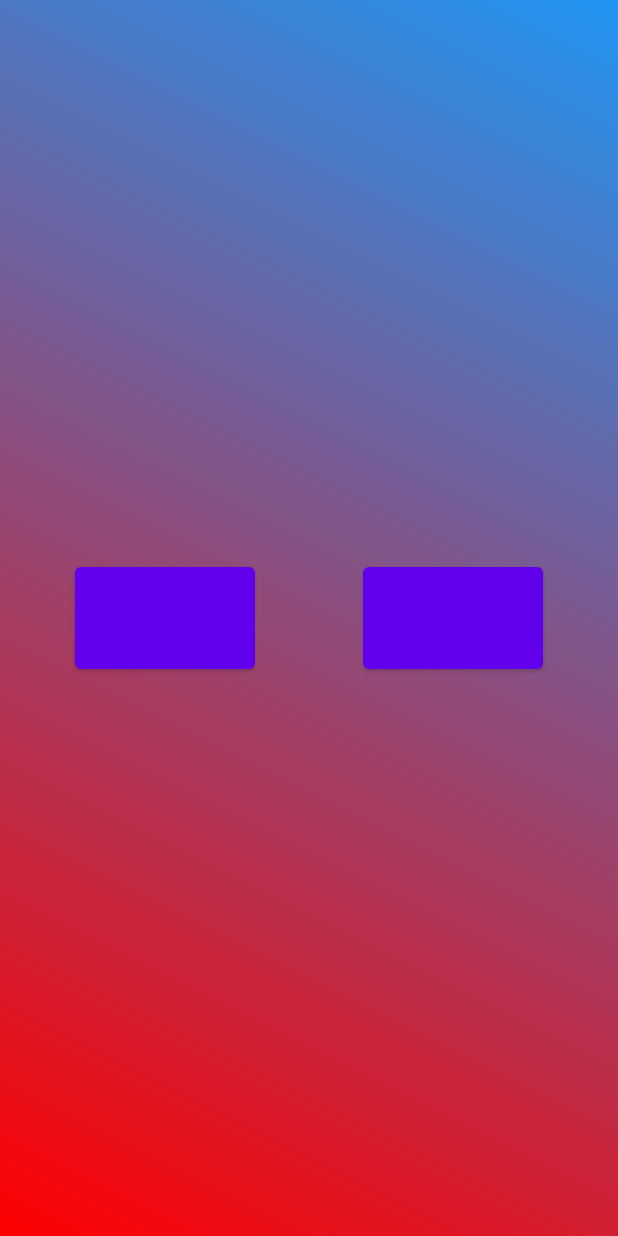
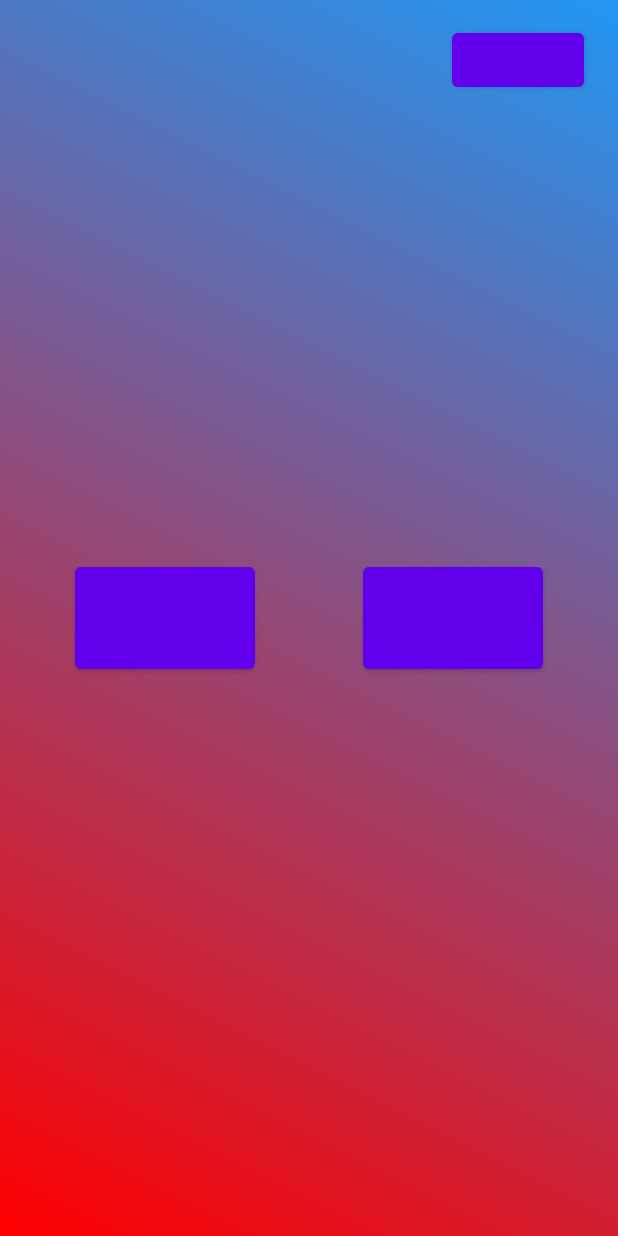
Before and after one commit to Egorchik4/iLink, an Android app: the layout menu_fragment.xml on its own in the app's theme, with its tools: preview values and no code run, on a phone screen of 412 x 824 dp. Run offline under Robolectric (Android 15) with nearby library versions, the phone set to English and light mode, and no system bars.

Commit message:
Second Fragment

```diff
--- a/app/src/main/java/com/example/myapplication/screens/MenuViewModel.kt
+++ b/app/src/main/java/com/example/myapplication/screens/menu/MenuViewModel.kt
@@ -1,4 +1,4 @@
-package com.example.myapplication.screens
+package com.example.myapplication.screens.menu
 
 import android.content.Context
 import android.util.Log
@@ -32,8 +32,8 @@ class MenuViewModel : ViewModel() {
     val Live: LiveData<Int> = MutLive
 
 
-    private var MutLiveInternet = MutableLiveData<String>()
-    val LiveInter: LiveData<String> = MutLiveInternet
+    //private var MutLiveInternet = MutableLiveData<String>()
+    //val LiveInter: LiveData<String> = MutLiveInternet
 
 
 
--- a/app/src/main/res/layout/menu_fragment.xml
+++ b/app/src/main/res/layout/menu_fragment.xml
@@ -37,5 +37,27 @@
         app:layout_constraintTop_toTopOf="parent"
         app:srcCompat="@color/black" />
 
+    <Button
+        android:id="@+id/buttonlike"
+        android:layout_width="wrap_content"
+        android:layout_height="wrap_content"
+        android:layout_marginStart="280dp"
+        android:visibility="gone"
+        app:layout_constraintEnd_toEndOf="@+id/imageView"
+        app:layout_constraintStart_toStartOf="@+id/imageView"
+        app:layout_constraintTop_toTopOf="@+id/imageView" />
+
+    <Button
+        android:id="@+id/bSpisok"
+        android:layout_width="wrap_content"
+        android:layout_height="wrap_content"
+        android:layout_marginStart="301dp"
+        android:layout_marginTop="16dp"
+        android:layout_marginEnd="16dp"
+        app:layout_constraintEnd_toEndOf="parent"
+        app:layout_constraintHorizontal_bias="0.0"
+        app:layout_constraintStart_toStartOf="parent"
+        app:layout_constraintTop_toTopOf="parent" />
+
 
 </androidx.constraintlayout.widget.ConstraintLayout>
```
Also changed, not shown: app/src/main/java/com/example/myapplication/activity/MainActivity.kt (+1 -19 lines), app/src/main/java/com/example/myapplication/api/ApiClass.kt (+12 -4 lines), app/src/main/java/com/example/myapplication/data/Data.kt (added, +9 -0 lines), app/src/main/java/com/example/myapplication/screens/menu/MenuFragment.kt (renamed from app/src/main/java/com/example/myapplication/screens/MenuFragment.kt, +46 -17 lines), app/src/main/java/com/example/myapplication/screens/photos/PhotoFragment.kt (added, +51 -0 lines), app/src/main/java/com/example/myapplication/screens/photos/PhotoViewModel.kt (added, +7 -0 lines), app/src/main/java/com/example/myapplication/screens/photos/RecyclerAdapter.kt (added, +50 -0 lines), app/src/main/res/layout/photo_fragment.xml (added, +33 -0 lines), app/src/main/res/layout/photo_item.xml (added, +22 -0 lines).
